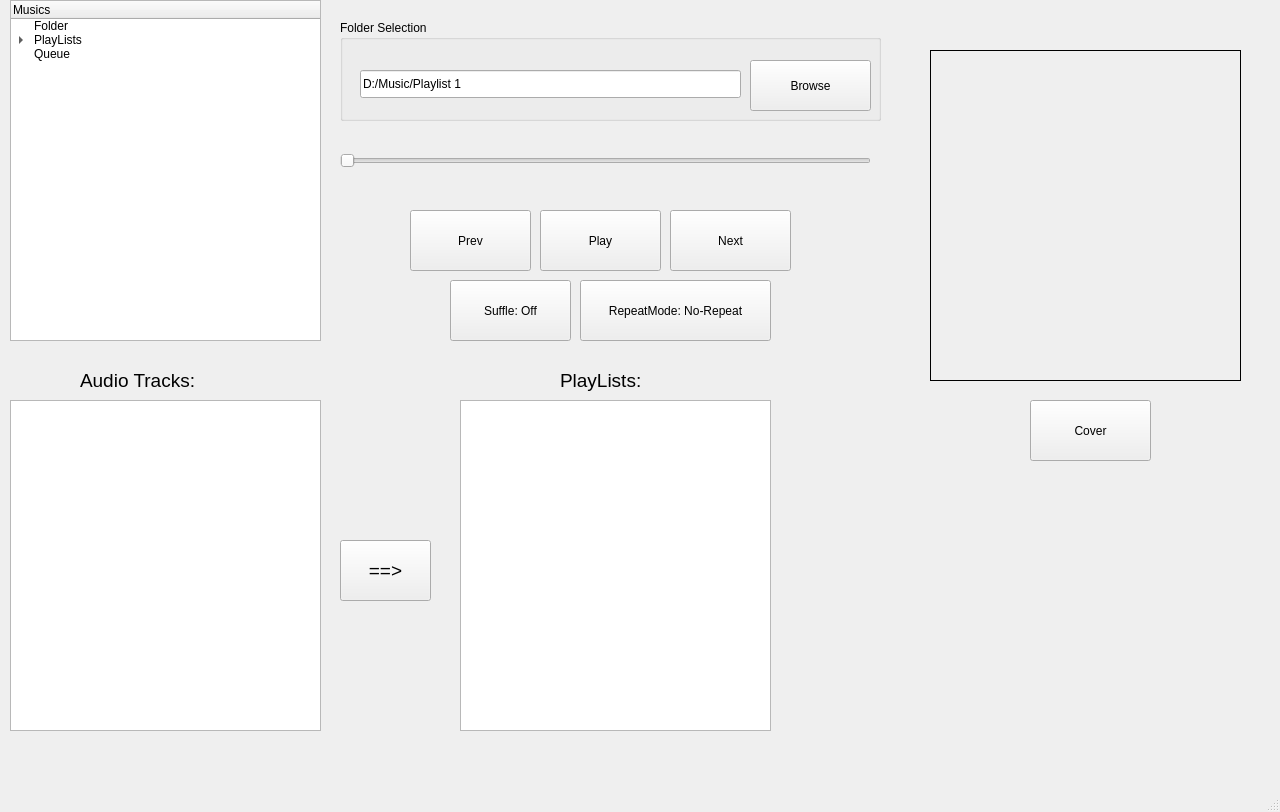
Before: the Qt Designer form musicroom.ui in Mamad-MD/JukeBox-MusicPlayer-, drawn with Qt 5.
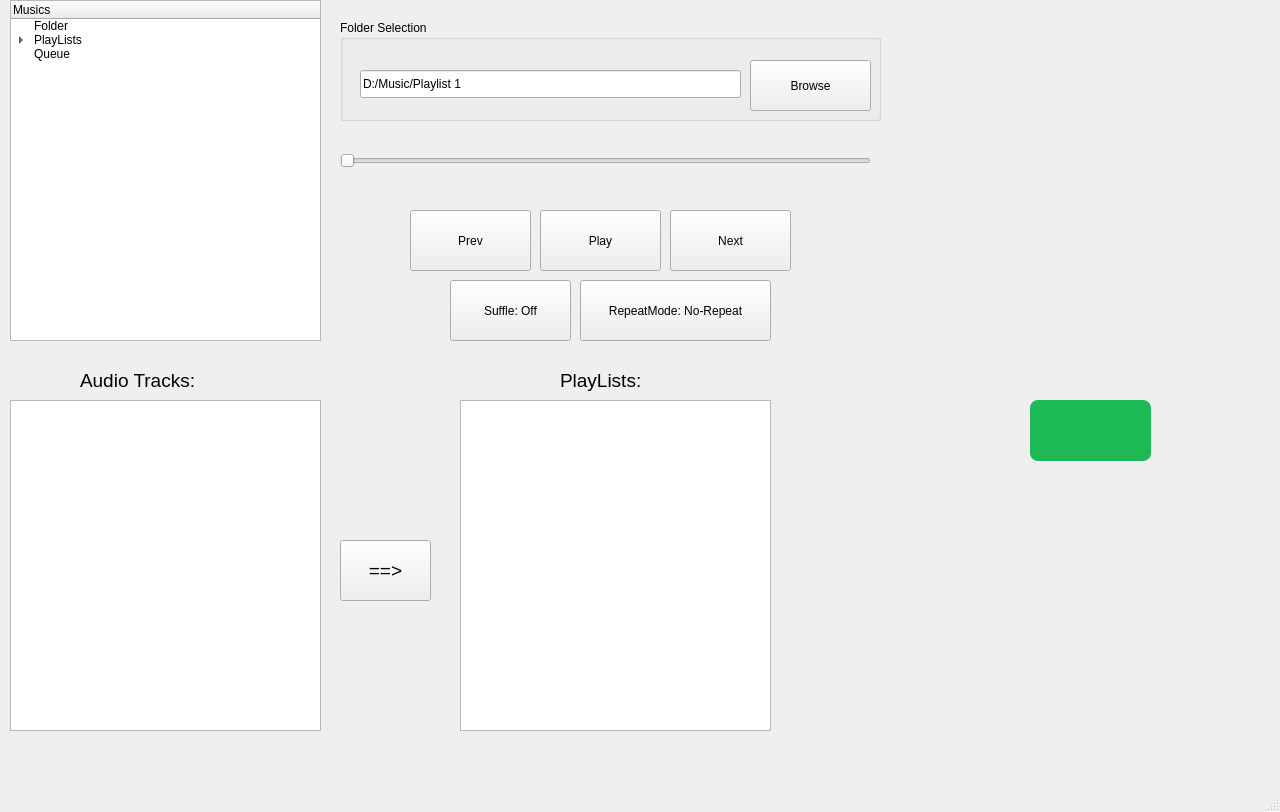
After: the same form once the commit is applied. Custom widgets are drawn as their Qt base class.

```diff
--- a/musicroom.ui
+++ b/musicroom.ui
@@ -277,23 +277,7 @@
      <string>==&gt;</string>
     </property>
    </widget>
-   <widget class="QLabel" name="Label_AlbumCover">
-    <property name="geometry">
-     <rect>
-      <x>930</x>
-      <y>50</y>
-      <width>311</width>
-      <height>331</height>
-     </rect>
-    </property>
-    <property name="styleSheet">
-     <string notr="true">border: 1px solid black;</string>
-    </property>
-    <property name="text">
-     <string/>
-    </property>
-   </widget>
-   <widget class="QPushButton" name="PushButton_PlayPause_2">
+   <widget class="QPushButton" name="PushButton_SwitchView">
     <property name="geometry">
      <rect>
       <x>1030</x>
@@ -302,10 +286,66 @@
       <height>61</height>
      </rect>
     </property>
+    <property name="styleSheet">
+     <string notr="true">QPushButton {
+    background-color: #1DB954;
+      color: white;
+      border: none;
+      border-radius: 8px;
+      padding: 10px 20px;
+      font-size: 14px;
+    }
+    QPushButton:hover {
+    background-color: #1ed760;
+    }</string>
+    </property>
     <property name="text">
-     <string>Cover</string>
+     <string/>
     </property>
    </widget>
+   <widget class="QStackedWidget" name="Widget_MusicDisplay">
+    <property name="geometry">
+     <rect>
+      <x>930</x>
+      <y>50</y>
+      <width>321</width>
+      <height>331</height>
+     </rect>
+    </property>
+    <property name="currentIndex">
+     <number>1</number>
+    </property>
+    <widget class="QWidget" name="page">
+     <widget class="QLabel" name="Label_AlbumCover">
+      <property name="geometry">
+       <rect>
+        <x>0</x>
+        <y>0</y>
+        <width>311</width>
+        <height>331</height>
+       </rect>
+      </property>
+      <property name="styleSheet">
+       <string notr="true">border: 1px solid black;</string>
+      </property>
+      <property name="text">
+       <string/>
+      </property>
+     </widget>
+    </widget>
+    <widget class="QWidget" name="page_2">
+     <widget class="VisualizerWidget" name="VisualizerDisplay" native="true">
+      <property name="geometry">
+       <rect>
+        <x>0</x>
+        <y>0</y>
+        <width>321</width>
+        <height>331</height>
+       </rect>
+      </property>
+     </widget>
+    </widget>
+   </widget>
   </widget>
   <widget class="QMenuBar" name="menubar">
    <property name="geometry">
@@ -319,6 +359,14 @@
   </widget>
   <widget class="QStatusBar" name="statusbar"/>
  </widget>
+ <customwidgets>
+  <customwidget>
+   <class>VisualizerWidget</class>
+   <extends>QWidget</extends>
+   <header location="global">visualizerwidget.h</header>
+   <container>1</container>
+  </customwidget>
+ </customwidgets>
  <resources/>
  <connections/>
 </ui>
```
